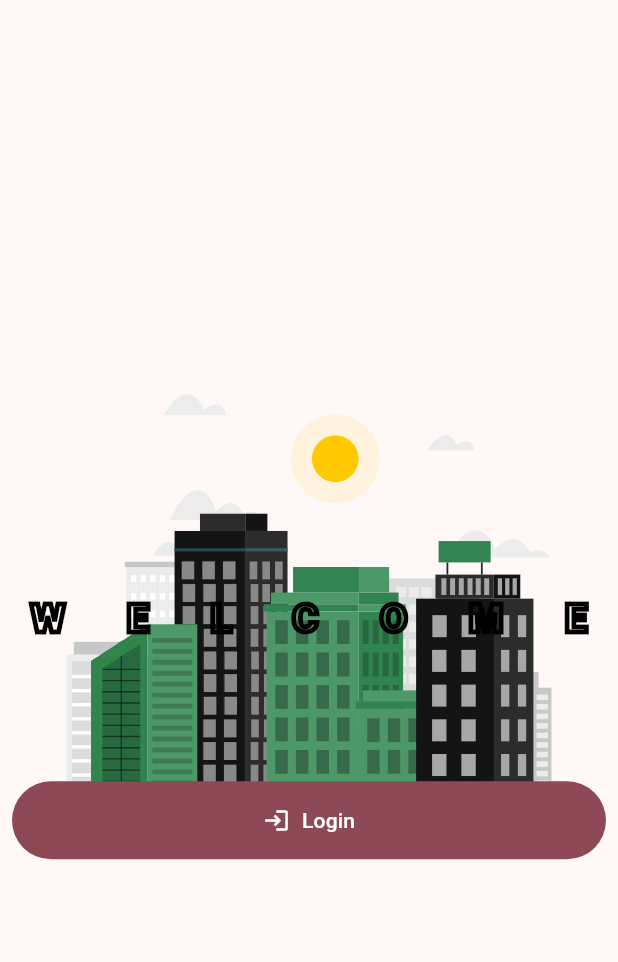
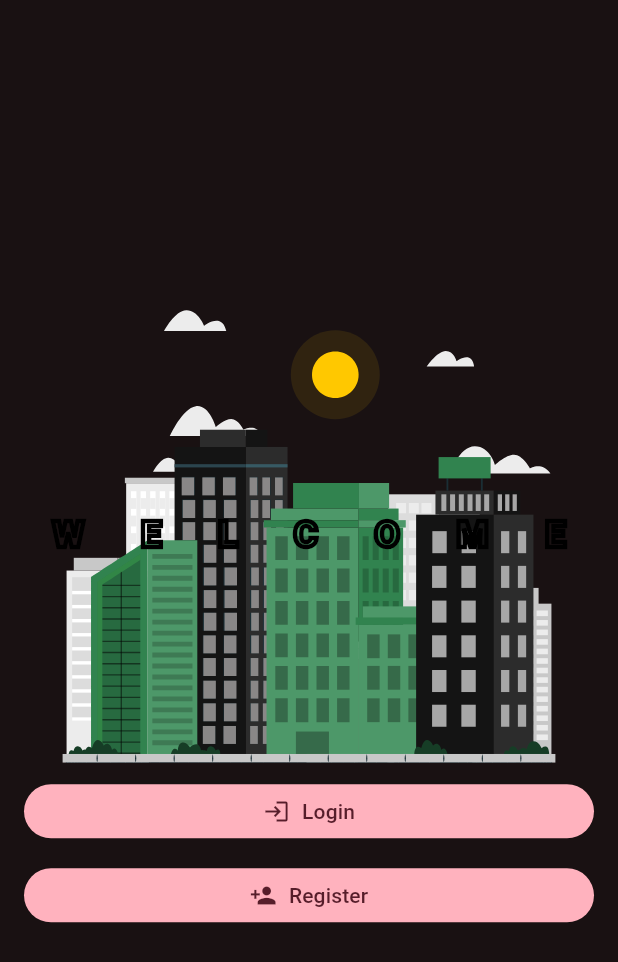
Before and after one commit to lywoo-plus/flutter_todo, a Flutter app: the screen it shows after launch, on a phone screen of 412 x 824 dp. Shown: the top 962 px of the screen. Run offline on Flutter 3.47's test engine with Material 3 defaults, Android fonts, the phone set to English and light mode, and no system bars; our stand-ins replace lottie.

```diff
--- a/lib/data/notifier.dart
+++ b/lib/data/notifier.dart
@@ -2,4 +2,4 @@ import 'package:flutter/widgets.dart';
 
 ValueNotifier<int> selectedPageNotifier = ValueNotifier(0);
 
-ValueNotifier<Brightness> themeNotifier = ValueNotifier(Brightness.light);
+ValueNotifier<Brightness> themeNotifier = ValueNotifier(Brightness.dark);
--- a/lib/views/pages/welcome_page.dart
+++ b/lib/views/pages/welcome_page.dart
@@ -1,6 +1,6 @@
 import 'package:flutter/material.dart';
 import 'package:flutter_todo/util.dart';
-import 'package:flutter_todo/views/widget_tree.dart';
+import 'package:flutter_todo/views/pages/login_page.dart';
 import 'package:lottie/lottie.dart';
 
 class WelcomePage extends StatelessWidget {
@@ -10,14 +10,18 @@ class WelcomePage extends StatelessWidget {
   Widget build(BuildContext context) {
     return Scaffold(
       body: Center(
-        child: Stack(
+        child: SingleChildScrollView(
+          padding: .all(16),
+          child: Column(
+            mainAxisAlignment: .center,
+            crossAxisAlignment: .stretch,
+            spacing: 8,
+            children: [
+              Stack(
                 clipBehavior: .none,
                 alignment: .center,
                 children: [
-            Hero(
-              tag: 'logo',
-              child: Padding(padding: .all(16.0), child: Lottie.asset('assets/lotties/city_building.json')),
-            ),
+                  Hero(tag: 'logo', child: Lottie.asset('assets/lotties/city_building.json')),
 
                   FittedBox(
                     child: Text(
@@ -33,24 +37,34 @@ class WelcomePage extends StatelessWidget {
                       ),
                     ),
                   ),
+                ],
+              ),
 
-            Positioned(
-              bottom: 0,
-              left: 0,
-              right: 0,
-              child: Padding(
-                padding: .all(8.0),
-                child: FilledButton.icon(
+              FilledButton.icon(
                 onPressed: () {
-                    pushReplacement(context: context, page: WidgetTree());
+                  pushPage(
+                    context: context,
+                    page: LoginPage(title: 'Login'),
+                  );
                 },
                 label: Text('Login'),
                 icon: Icon(Icons.login),
-                  style: FilledButton.styleFrom(padding: .all(16), minimumSize: Size(.infinity, 0)),
+                style: FilledButton.styleFrom(padding: .all(8), minimumSize: Size(.infinity, 0)),
               ),
-              ),
+
+              FilledButton.icon(
+                onPressed: () {
+                  pushPage(
+                    context: context,
+                    page: LoginPage(title: 'Register'),
+                  );
+                },
+                label: Text('Register'),
+                icon: Icon(Icons.person_add),
+                style: FilledButton.styleFrom(padding: .all(8), minimumSize: Size(.infinity, 0)),
               ),
             ],
+          ),
         ),
       ),
     );
```
Also changed, not shown: lib/util.dart (+16 -0 lines), lib/views/pages/login_page.dart (added, +74 -0 lines). Lines whose indentation alone changed are shown as unchanged.
